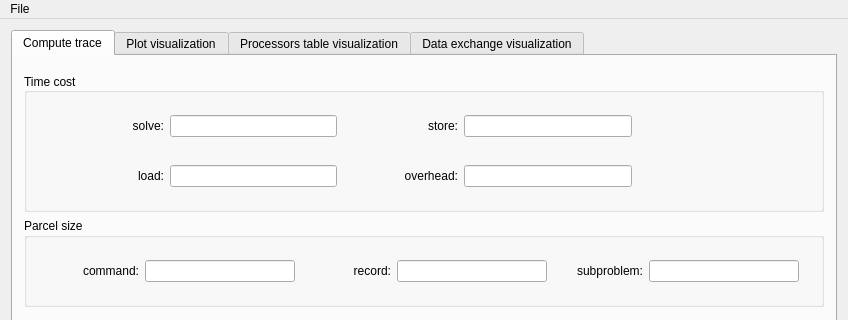
This is visualizer/mainwindow.ui in Justice01/bnb-visualizer as Qt 5 draws it before an edit; both pictures show x 0 to 848 and y 0 to 320 of the 848 by 713 pixel window. The edited form follows.
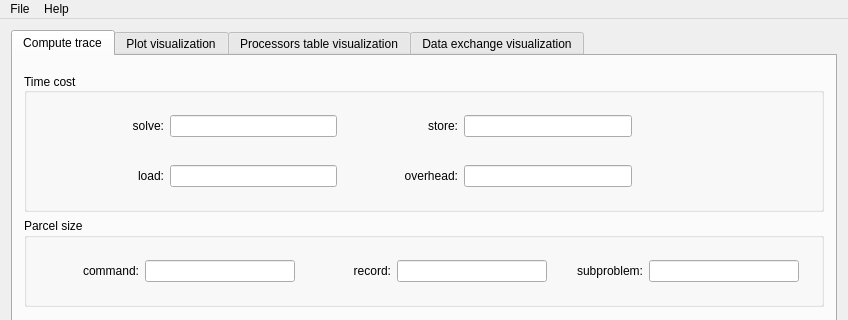
This is the edited form. Icons and pictures are not drawn.

Commit message: started helpDialog

Diff of the .ui file:
```diff
--- a/visualizer/mainwindow.ui
+++ b/visualizer/mainwindow.ui
@@ -953,7 +953,14 @@
     </property>
     <addaction name="actionLoad_trace"/>
    </widget>
+   <widget class="QMenu" name="menuHelp">
+    <property name="title">
+     <string>Help</string>
+    </property>
+    <addaction name="actionView_Help"/>
+   </widget>
    <addaction name="menuFile"/>
+   <addaction name="menuHelp"/>
   </widget>
   <widget class="QStatusBar" name="statusBar"/>
   <action name="actionLoad_trace">
```
Left out of the diff: 5 changed lines with no effect on the pictures. The commit also changes 8 other files.
